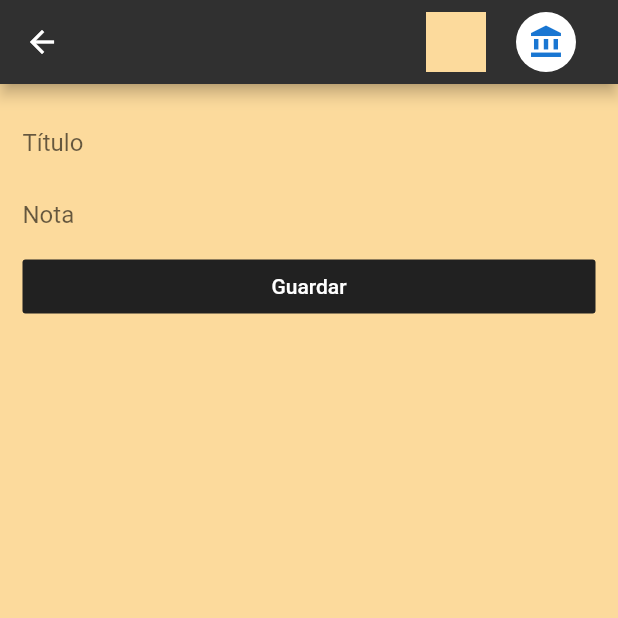
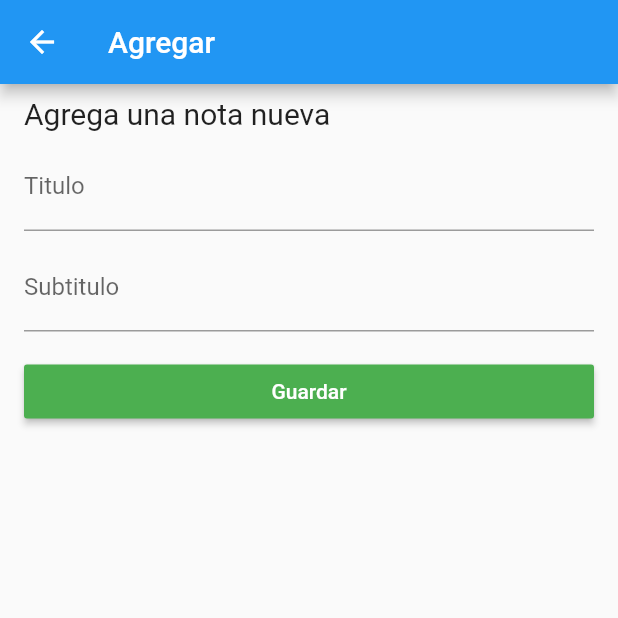
Before and after one commit to algmerzs/ProtonNote, a Flutter app: the screen it shows after launch, after a tap on "Ingresar", after a tap on the "add" icon, on a phone screen of 412 x 824 dp, the top half of it. Run offline on Flutter 3.47's test engine with Material 2 defaults, Android fonts, the phone set to English and light mode, and no system bars.

Commit message:
Version 1.2.0

```diff
--- a/lib/models/protonNote.dart
+++ b/lib/models/protonNote.dart
@@ -1,7 +1,6 @@
 class ProtonNote {
-  final title;
-  final color;
-  final icon;
+  String title;
+  String subtitle;
 
-  ProtonNote({this.title, this.color, this.icon});
+  ProtonNote({this.title, this.subtitle});
 }
--- a/lib/pages/login.dart
+++ b/lib/pages/login.dart
@@ -52,7 +52,7 @@ class LoginPage extends StatelessWidget {
                   Navigator.pushReplacement(
                     context,
                     MaterialPageRoute(
-                      builder: (context) => PrincipalPage(),
+                      builder: (context) => HomePage(),
                     ),
                   );
                 },
--- a/lib/pages/note.dart
+++ b/lib/pages/note.dart
@@ -12,207 +12,125 @@ class NoteCustomization extends StatefulWidget {
 
 class _NoteCustomizationState extends State<NoteCustomization> {
   TextEditingController _titleController = TextEditingController();
-  TextEditingController _noteController = TextEditingController();
+  TextEditingController _subtitleController = TextEditingController();
   String _titleError;
-
-  Color scaffoldColor = Color(0xffFCDA9C);
-  var iconNote = Icons.account_balance;
+  String _subtitleError;
+  String _title = '';
+  String _titleAppBar = '';
 
   @override
   void initState() {
     super.initState();
-    if(widget.protonNote != null){
+    if (widget.protonNote != null) {
+      _title = 'Edita esta nota';
+      _titleAppBar = 'Editar';
       _titleController.text = widget.protonNote.title;
+      _subtitleController.text = widget.protonNote.subtitle;
+    } else {
+      _title = 'Agrega una nota nueva';
+      _titleAppBar = 'Agregar';
     }
   }
 
   @override
   void dispose() {
     _titleController.clear();
-    _noteController.clear();
+    _subtitleController.clear();
     super.dispose();
   }
 
   @override
   Widget build(BuildContext context) {
     return Scaffold(
-        backgroundColor: scaffoldColor,
       appBar: AppBar(
-          backgroundColor: Color(0xff303030),
-          actions: [
+        title: Text(_titleAppBar),
+      ),
+      body: SingleChildScrollView(
+        child: Padding(
+          padding: const EdgeInsets.symmetric(horizontal: 16.0),
+          child: Column(
+            crossAxisAlignment: CrossAxisAlignment.stretch,
+            children: [
               Padding(
-              padding: const EdgeInsets.all(8.0),
-              child: Row(
-                children: [
-                  GestureDetector(
-                    onTap: () {
-                      showDialogFunc(context, true);
-                    },
-                    child: Container(
-                      width: 40,
-                      color: scaffoldColor,
+                padding: const EdgeInsets.only(top: 8.0),
+                child: Text(
+                  _title,
+                  style: TextStyle(
+                    fontSize: 20.0,
                   ),
                 ),
-                  SizedBox(width: 20.0),
-                  GestureDetector(
-                    onTap: () {
-                      showDialogFunc(context, false);
-                    },
-                    child: CircleAvatar(
-                        backgroundColor: Colors.white, child: Icon(iconNote)),
               ),
-                  SizedBox(width: 20.0)
-                ],
+              Padding(
+                padding: const EdgeInsets.only(top: 8.0),
+                child: TextField(
+                  controller: _titleController,
+                  decoration: InputDecoration(
+                    labelText: 'Titulo',
+                    errorText: _titleError,
                   ),
                 ),
-          ],
               ),
-        body: Padding(
-          padding: const EdgeInsets.symmetric(horizontal: 15.0, vertical: 15.0),
-          child: ListView(
-            children: [
-              TextField(
-                controller: _titleController,
+              Padding(
+                padding: const EdgeInsets.only(top: 8.0),
+                child: TextField(
+                  controller: _subtitleController,
                   decoration: InputDecoration(
-                    errorText: _titleError,
-                    border: InputBorder.none,
-                    hintText: 'Título'),
-                maxLines: null,
+                    labelText: 'Subtitulo',
+                    errorText: _subtitleError,
                   ),
-              TextField(
-                controller: _noteController,
-                decoration:
-                    InputDecoration(border: InputBorder.none, hintText: 'Nota'),
-                maxLines: null,
                 ),
-              FlatButton(
-                color: Colors.grey[900],
+              ),
+              Padding(
+                padding: const EdgeInsets.only(top: 16.0),
+                child: RaisedButton(
+                  color: Colors.green,
                   onPressed: () {
-                  _addProtonNote();
+                    _validateFields();
                   },
                   child: Text(
                     'Guardar',
                     style: TextStyle(color: Colors.white),
                   ),
                 ),
+              )
             ],
           ),
-        ));
-  }
-
-  showDialogFunc(context, bool isColor) {
-    return showDialog(
-        context: context,
-        builder: (context) {
-          return Center(
-            child: Material(
-              type: MaterialType.transparency,
-              child: Container(
-                decoration: BoxDecoration(
-                  borderRadius: BorderRadius.circular(10),
-                  color: Colors.white,
-                ),
-                padding: EdgeInsets.all(25),
-                width: MediaQuery.of(context).size.width * 0.8,
-                height: 200,
-                child: colorColumn(isColor),
         ),
       ),
     );
-        });
   }
 
-  colorColumn(isColor) {
-    if (isColor == true) {
-      return Column(
-        children: [
-          Row(
-            mainAxisAlignment: MainAxisAlignment.spaceAround,
-            children: [
-              colorSelected(Color(0xfff898A4)),
-              colorSelected(Color(0xffFCDA9C)),
-              colorSelected(Color(0xffF7FAA1)),
-            ],
-          ),
-          SizedBox(height: 20.0),
-          Row(
-            mainAxisAlignment: MainAxisAlignment.spaceAround,
-            children: [
-              colorSelected(Color(0xffB4F6A4)),
-              colorSelected(Color(0xff9BE0F1)),
-              colorSelected(Color(0xffA2ACEB)),
-            ],
-          ),
-        ],
-      );
-    } else {
-      return Column(
-        children: [
-          Row(
-            mainAxisAlignment: MainAxisAlignment.spaceAround,
-            children: [
-              iconSelected(Icons.add),
-              iconSelected(Icons.ac_unit_outlined),
-              iconSelected(Icons.account_balance),
-            ],
-          ),
-          SizedBox(height: 20.0),
-          Row(
-            mainAxisAlignment: MainAxisAlignment.spaceAround,
-            children: [
-              iconSelected(Icons.baby_changing_station),
-              iconSelected(Icons.cached),
-              iconSelected(Icons.face),
-            ],
-          ),
-        ],
-      );
-    }
-  }
-
-  GestureDetector colorSelected(color) {
-    return GestureDetector(
-      onTap: () {
-        setState(() {
-          scaffoldColor = color;
-        });
-        Navigator.pop(context);
-      },
-      child: Container(width: 60, height: 60, color: color),
-    );
-  }
-
-  GestureDetector iconSelected(icon) {
-    return GestureDetector(
-      onTap: () {
-        setState(() {
-          iconNote = icon;
-        });
-        Navigator.pop(context);
-      },
-      child: Container(
-          width: 60,
-          height: 60,
-          child: CircleAvatar(
-              backgroundColor: Colors.grey[300], child: Icon(icon))),
-    );
-  }
-
-  void _addProtonNote() {
+  void _validateFields() {
     var hasError = false;
     if (_titleController.text.trim().isEmpty) {
       hasError = true;
       setState(() {
-        _titleError = 'Debes colocar un título';
+        _titleError = 'El titulo no puede ser vacio';
+      });
+    }
+    if (_titleController.text.trim().isEmpty) {
+      hasError = true;
+      setState(() {
+        _subtitleError = 'El subtitulo no puede ser vacio';
+      });
+    }
+    if (_titleController.text.trim().length < 2) {
+      hasError = true;
+      setState(() {
+        _titleError = 'El titulo tiene que tener mas 2 letras';
       });
     }
 
     if (!hasError) {
+      _saveProtonNote();
+    }
+  }
+
+  void _saveProtonNote() {
     var protonNote = ProtonNote(
       title: _titleController.text,
-          color: scaffoldColor,
-          icon: Icon(iconNote));
+      subtitle: _subtitleController.text,
+    );
     Navigator.of(context).pop(protonNote);
   }
 }
-}
--- a/lib/pages/principal_page.dart
+++ b/lib/pages/principal_page.dart
@@ -5,71 +5,48 @@ import 'package:ProtonNotes/pages/profile.dart';
 import 'package:ProtonNotes/utils/widgets/protonNote_item_widget.dart';
 import 'package:flutter/material.dart';
 
-class PrincipalPage extends StatefulWidget {
+class HomePage extends StatefulWidget {
   @override
-  _PrincipalPageState createState() => _PrincipalPageState();
+  _HomePageState createState() => _HomePageState();
 }
 
-class _PrincipalPageState extends State<PrincipalPage> {
+class _HomePageState extends State<HomePage> {
   List<ProtonNote> _listProtonNote = [];
 
   @override
   Widget build(BuildContext context) {
-    return SafeArea(
-      child: Scaffold(
-        backgroundColor: Color(0xffDFDFDF),
+    return Scaffold(
       appBar: AppBar(
-          title: Text('ProtonNotes'),
-          centerTitle: true,
-          backgroundColor: Color(0xff303030),
-          actions: [
-            GestureDetector(
-              child: CircleAvatar(
-                  backgroundColor: Colors.white, child: Icon(Icons.add)),
-              onTap: () {
-                _goToAddProtonNote();
-              },
+        title: Text('TODOs'),
       ),
-            SizedBox(width: 20.0),
-            GestureDetector(
-              child: Icon(Icons.person),
-              onTap: () {
-                Navigator.push(
-                  context,
-                  MaterialPageRoute(
-                    builder: (BuildContext context) => Profile(),
-                  ),
-                );
-              },
-            ),
-            SizedBox(width: 20.0)
-          ],
-        ),
-        drawer: MainDrawer(),
-        body: Padding(
-            padding:
-                const EdgeInsets.symmetric(horizontal: 10.0, vertical: 5.0),
-            child: ListView.builder(
+      body: ListView.builder(
           itemCount: _listProtonNote.length,
           itemBuilder: (BuildContext context, int index) {
-                return ProtonNoteItem(
-                  onEdit: _editProtonNote(index, _listProtonNote[index]),
+            return ProtonNoteWidget(
               protonNoteItem: _listProtonNote[index],
               onDelete: () {
                 _confirmDelete(index);
               },
+              onEdit: () {
+                _editTodo(index, _listProtonNote[index]);
+              },
             );
+          }),
+      floatingActionButton: FloatingActionButton(
+        onPressed: () {
+          _goToAddPage();
         },
-            )),
+        child: Icon(Icons.add),
       ),
     );
   }
 
-  void _goToAddProtonNote() {
+  void _goToAddPage() {
     Navigator.push(
             context,
-      MaterialPageRoute(builder: (BuildContext context) => NoteCustomization()),
-    ).then((protonNoteItem) {
+            MaterialPageRoute(
+                builder: (BuildContext context) => NoteCustomization()))
+        .then((protonNoteItem) {
       if (protonNoteItem != null) {
         setState(() {
           _listProtonNote.add(protonNoteItem);
@@ -82,20 +59,23 @@ class _PrincipalPageState extends State<PrincipalPage> {
     showDialog(
       context: context,
       builder: (context) => AlertDialog(
-              title: Text('Borrar Nota'),
-              content: Text(
-                  '¿Estás seguro de que quieres eleminar esta nota? \n \n ¡No hay vuelta atrás'),
+        title: Text('Borrar TODO'),
+        content: Text('¿Estas seguro de eliminar este TODO?'),
         actions: [
           TextButton(
               onPressed: () {
                 Navigator.pop(context);
               },
-                    child: Text('CANCELAR')),
-                TextButton(onPressed: () {
+              child: Text('Cancelar')),
+          TextButton(
+            onPressed: () {
               _deleteProtonNote(index);
-                }, child: Text('ACEPTAR')),
+            },
+            child: Text('Aceptar'),
+          ),
         ],
-            ));
+      ),
+    );
   }
 
   void _deleteProtonNote(int index) {
@@ -105,9 +85,18 @@ class _PrincipalPageState extends State<PrincipalPage> {
     Navigator.pop(context);
   }
 
-  _editProtonNote(int index, ProtonNote protonNote) {
-
+  void _editTodo(int index, ProtonNote protonNote) {
+    Navigator.push(
+        context,
+        MaterialPageRoute(
+            builder: (BuildContext context) => NoteCustomization(
+                  protonNote: protonNote,
+                ))).then((protonNoteItem) {
+      if (protonNoteItem != null) {
+        setState(() {
+          _listProtonNote[index] = protonNoteItem;
+        });
       }
-
-
+    });
   }
+}
```
Also changed, not shown: lib/utils/widgets/protonNote_item_widget.dart (+26 -14 lines). Lines whose indentation alone changed are shown as unchanged.
